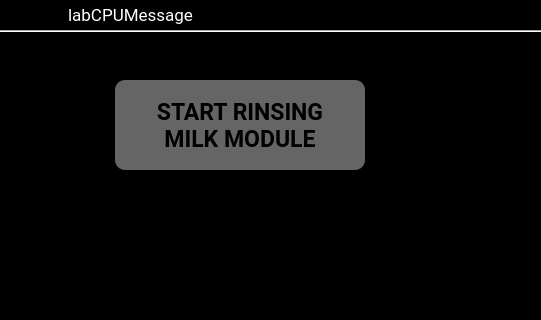
I1kham/gpu-fts-nestle-2019, file src/GPU/formPreGui.ui: the form before one commit; both pictures show x 483 to 1024 and y 0 to 320 of the 1024 by 600 pixel window.
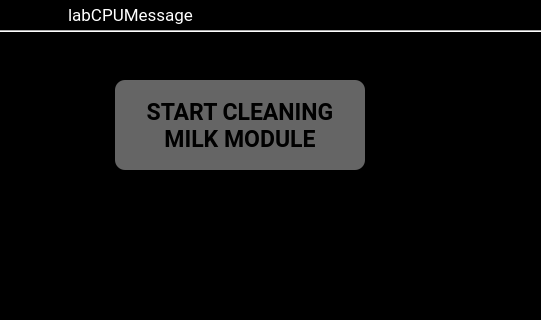
The form after the commit.

Commit message: 2.2.16 modificata label del btn CLEAN_MILKER in form perGUI (da START RINSING a START CLEANING)

What changed in the file:
```diff
--- a/src/GPU/formPreGui.ui
+++ b/src/GPU/formPreGui.ui
@@ -49,7 +49,7 @@
     <string notr="true">background-color:#656565; color:#000; border-radius:10px;</string>
    </property>
    <property name="text">
-    <string>START RINSING
+    <string>START CLEANING
 MILK MODULE</string>
    </property>
   </widget>
```
The commit also changes 8 other files.
